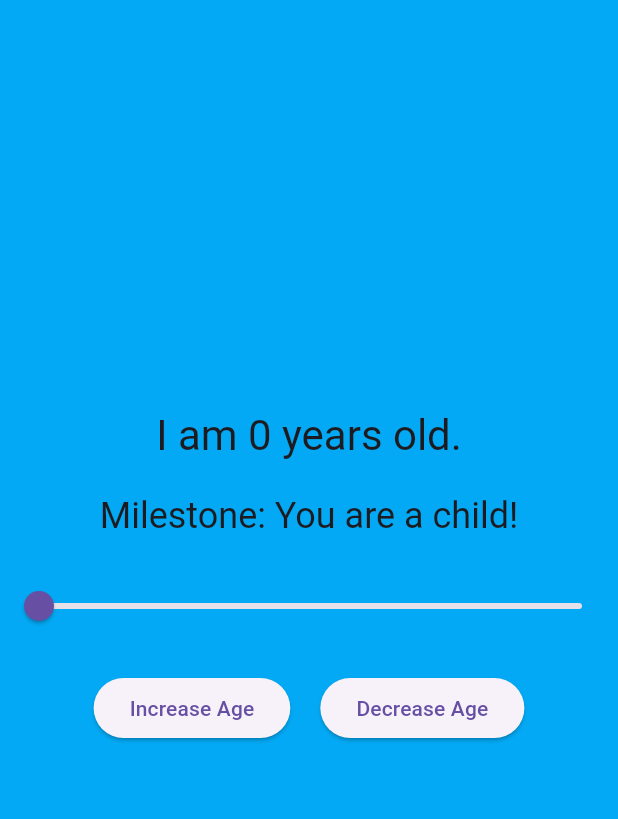
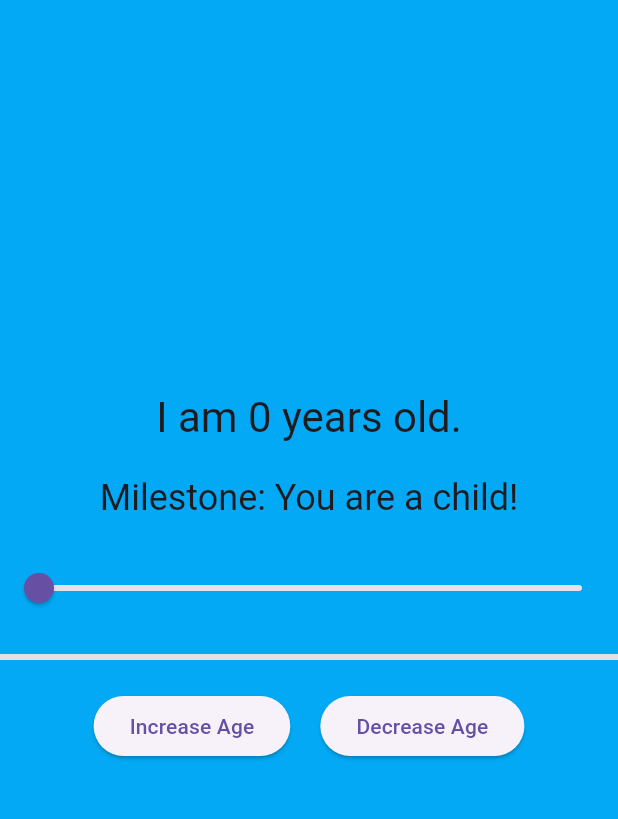
Before and after one commit to SteveT2023/AgeCounter, a Flutter app: the screen it shows after launch, on a phone screen of 412 x 824 dp, the part 84-903 px from its top. Run offline on Flutter 3.47's test engine with Material 3 defaults, Android fonts, the light colour scheme and no system bars; missing offline and left inert: window_size.

Commit message:
Added progress bar.

```diff
--- a/lib/main.dart
+++ b/lib/main.dart
@@ -78,6 +78,16 @@
       return Colors.grey;
     }
   }
+
+  Color get progressBarColor {
+    if (value <= 33) {
+      return Colors.green;
+    } else if (value <= 67) {
+      return Colors.yellow;
+    } else {
+      return Colors.red;
+    }
+  }
 }
 
 class MyApp extends StatelessWidget {
@@ -133,6 +143,12 @@
                   },
                 ),
                 const SizedBox(height: 20),
+                LinearProgressIndicator(
+                  value: counter.value / 99,
+                  color: counter.progressBarColor,
+                  backgroundColor: Colors.grey[300],
+                ),
+                const SizedBox(height: 20),
                 Row(
                   mainAxisAlignment: MainAxisAlignment.center,
                   children: [
```
